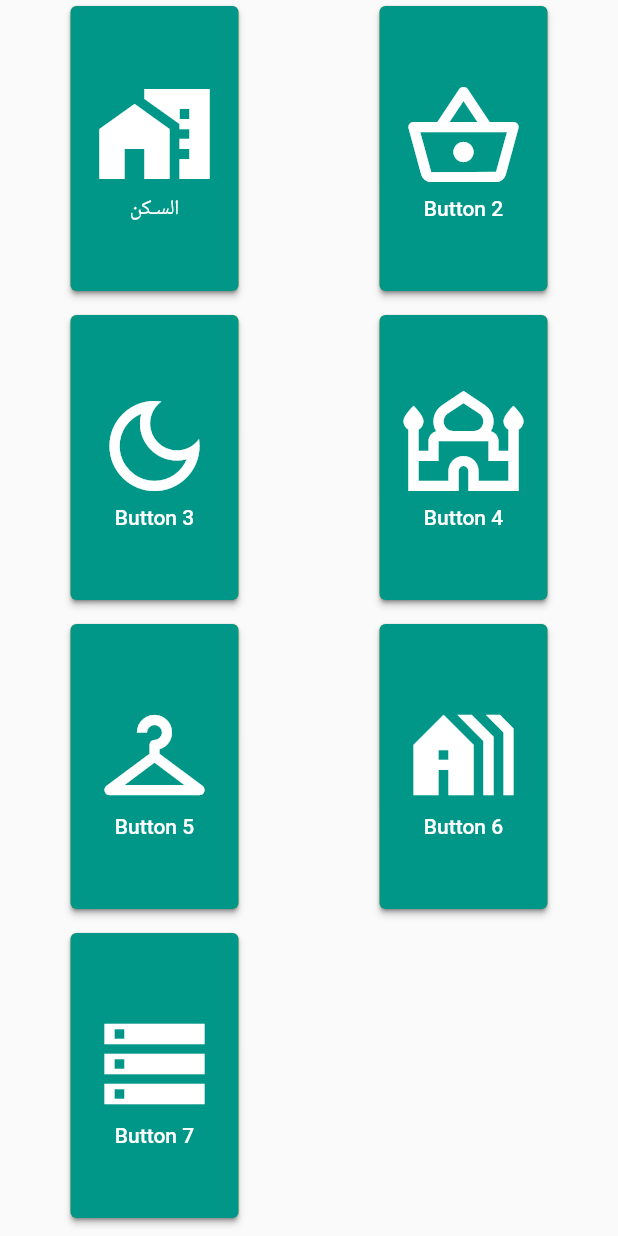
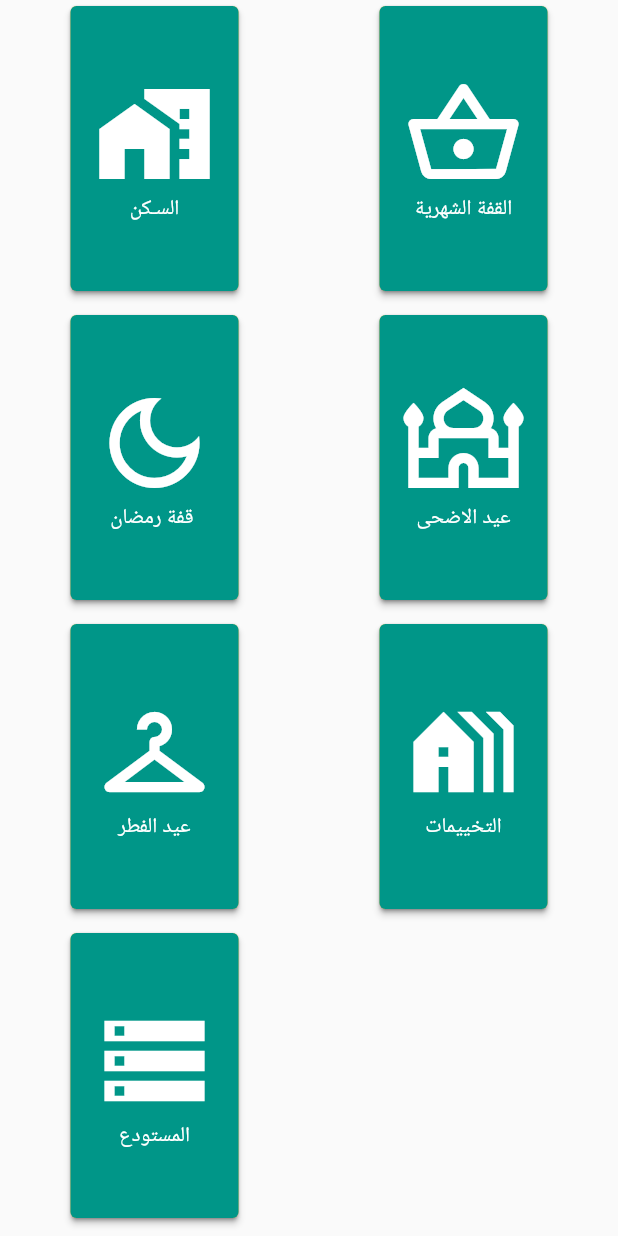
Before and after one commit to Kaidtarek/kafil_yatim, a Flutter app: the CartPage screen opened directly, on a phone screen of 412 x 824 dp. Run offline on Flutter 3.47's test engine with Material 2 defaults, Android fonts, the light colour scheme and no system bars; our stand-ins replace convex_bottom_bar; missing offline and left inert: dart:ffi.

Commit message:
it changed

```diff
--- a/lib/ui/actions.dart
+++ b/lib/ui/actions.dart
@@ -1,4 +1,5 @@
 import 'package:flutter/material.dart';
+import 'package:kafil_yatim/admin_show/family_ad/gridOfActions/orphan_home.dart';
 
 class CartPage extends StatefulWidget {
   const CartPage({Key? key}) : super(key: key);
@@ -16,32 +17,25 @@ class _CartPageState extends State<CartPage> {
           crossAxisCount: 2,
           children: [
             GridItem(icon: Icons.home_work, text: 'السـكن', onPressed: () {
-              // Action for Button 1
-              print('Button 1 pressed');
+              Navigator.push(context, MaterialPageRoute(builder: (context) => orphan_info()));
             }),
-            GridItem(icon: Icons.shopping_basket_outlined, text: 'Button 2', onPressed: () {
-              // Action for Button 2
-              print('Button 2 pressed');
+            GridItem(icon: Icons.shopping_basket_outlined, text: ' القفة الشهرية ', onPressed: () {
+
             }),
-            GridItem(icon: Icons.dark_mode_outlined, text: 'Button 3', onPressed: () {
+            GridItem(icon: Icons.dark_mode_outlined, text: 'قفة رمضان ', onPressed: () {
               // Action for Button 3
               print('Button 3 pressed');
             }),
-            GridItem(icon: Icons.mosque_outlined, text: 'Button 4', onPressed: () {
+            GridItem(icon: Icons.mosque_outlined, text: 'عيد الاضحى', onPressed: () {
               // Action for Button 4
               print('Button 4 pressed');
             }),
-            GridItem(icon: Icons.checkroom_outlined, text: 'Button 5', onPressed: () {
-              // Action for Button 5
-              print('Button 5 pressed');
+            GridItem(icon: Icons.checkroom_outlined, text: 'عيد الفطر', onPressed: () {
             }),
-            GridItem(icon: Icons.holiday_village, text: 'Button 6', onPressed: () {
-              // Action for Button 6
-              print('Button 6 pressed');
+            GridItem(icon: Icons.holiday_village, text: 'التخييمات', onPressed: () {
+
             }),
-            GridItem(icon: Icons.storage, text: 'Button 7', onPressed: () {
-              // Action for Button 7
-              print('Button 7 pressed');
+            GridItem(icon: Icons.storage, text: 'المستودع', onPressed: () {
             }),
 
           ],
--- a/pubspec.yaml
+++ b/pubspec.yaml
@@ -60,8 +60,8 @@ flutter:
   uses-material-design: true
 
   # To add assets to your application, add an assets section, like this:
-  # assets:
-  #   - images/a_dot_burr.jpeg
+  assets:
+    - assets/
   #   - images/a_dot_ham.jpeg
 
   # An image asset can refer to one or more resolution-specific "variants", see
```
Also changed, not shown: lib/admin_show/family_ad/gridOfActions/orphan_home.dart (+16 -3 lines), assets/todo.jpg (added), lib/admin_show/family_ad/gridOfActions/basket_of_mounth.dart (added), lib/admin_show/family_ad/gridOfActions/comping.dart (added), lib/admin_show/family_ad/gridOfActions/eid_adha.dart (added), lib/admin_show/family_ad/gridOfActions/eid_alfitr.dart (added), lib/admin_show/family_ad/gridOfActions/stock.dart (added).
